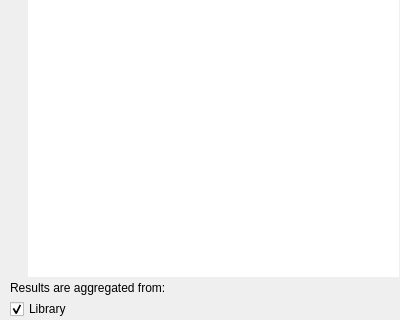
Qt form code/MiamPlayer/searchdialog.ui (MBach/Miam-Player) before a commit; both pictures show x 0 to 400 and y 160 to 480 of the 400 by 480 pixel window.
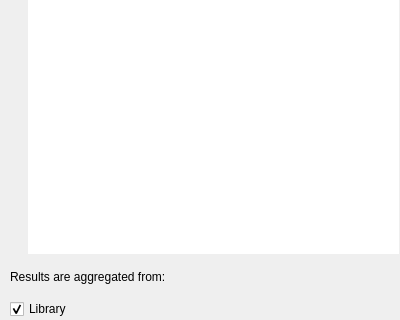
The same form after that commit. Icons and pictures are not drawn.

Diff of the .ui file:
```diff
--- a/code/MiamPlayer/searchdialog.ui
+++ b/code/MiamPlayer/searchdialog.ui
@@ -11,7 +11,7 @@
    </rect>
   </property>
   <property name="sizePolicy">
-   <sizepolicy hsizetype="Preferred" vsizetype="Preferred">
+   <sizepolicy hsizetype="Preferred" vsizetype="Expanding">
     <horstretch>0</horstretch>
     <verstretch>0</verstretch>
    </sizepolicy>
@@ -19,7 +19,7 @@
   <property name="windowTitle">
    <string>Form</string>
   </property>
-  <layout class="QVBoxLayout" name="verticalLayout_4">
+  <layout class="QVBoxLayout" name="verticalLayout_4" stretch="1,2,2,2,1">
    <property name="spacing">
     <number>0</number>
    </property>
```
Left out of the diff: 24 changed lines with no effect on the pictures.
